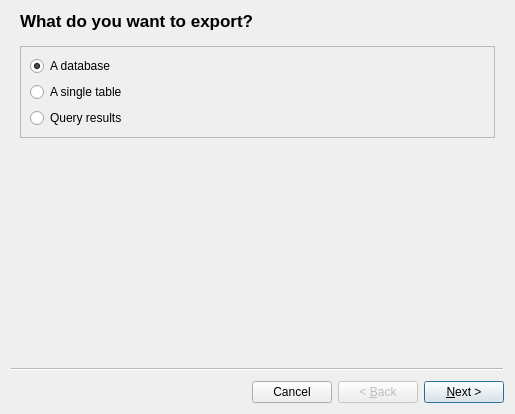
Old version of the form trunk/SQLiteStudio3/guiSQLiteStudio/dialogs/exportdialog.ui in the repository pawelsalawa/sqlitestudio.
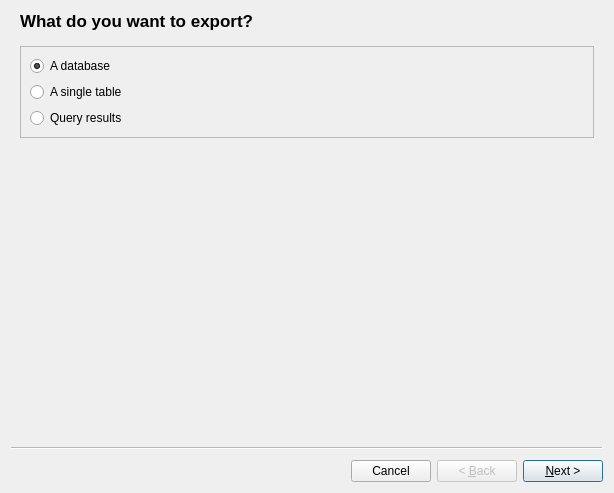
New version of the form. Custom widgets are drawn as their Qt base class.

Commit message: #3001 Order of objects exported by Export Dialog is now alphabetical (in object type groups).

What changed in the file:
```diff
--- a/trunk/SQLiteStudio3/guiSQLiteStudio/dialogs/exportdialog.ui
+++ b/trunk/SQLiteStudio3/guiSQLiteStudio/dialogs/exportdialog.ui
@@ -6,8 +6,8 @@
    <rect>
     <x>0</x>
     <y>0</y>
-    <width>515</width>
-    <height>414</height>
+    <width>614</width>
+    <height>493</height>
    </rect>
   </property>
   <property name="windowTitle">
```
Left out of the diff: 4 changed lines with no effect on the pictures. The commit also changes 3 other files.
